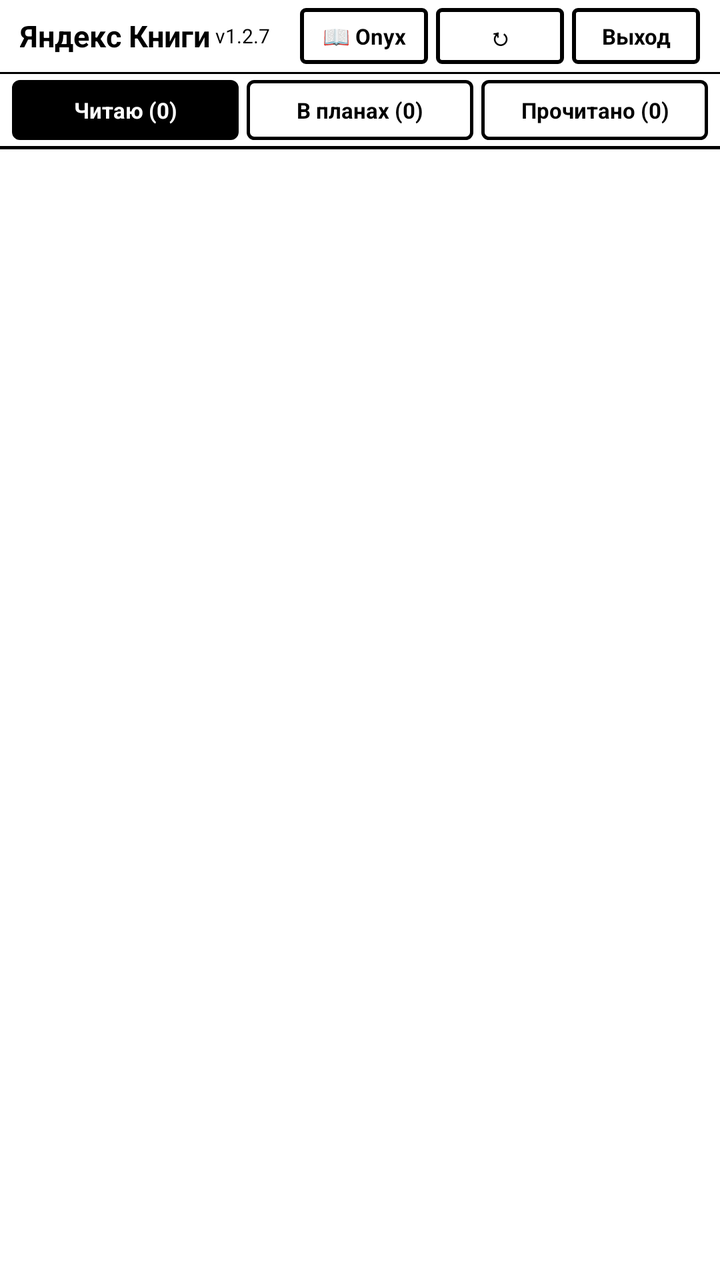
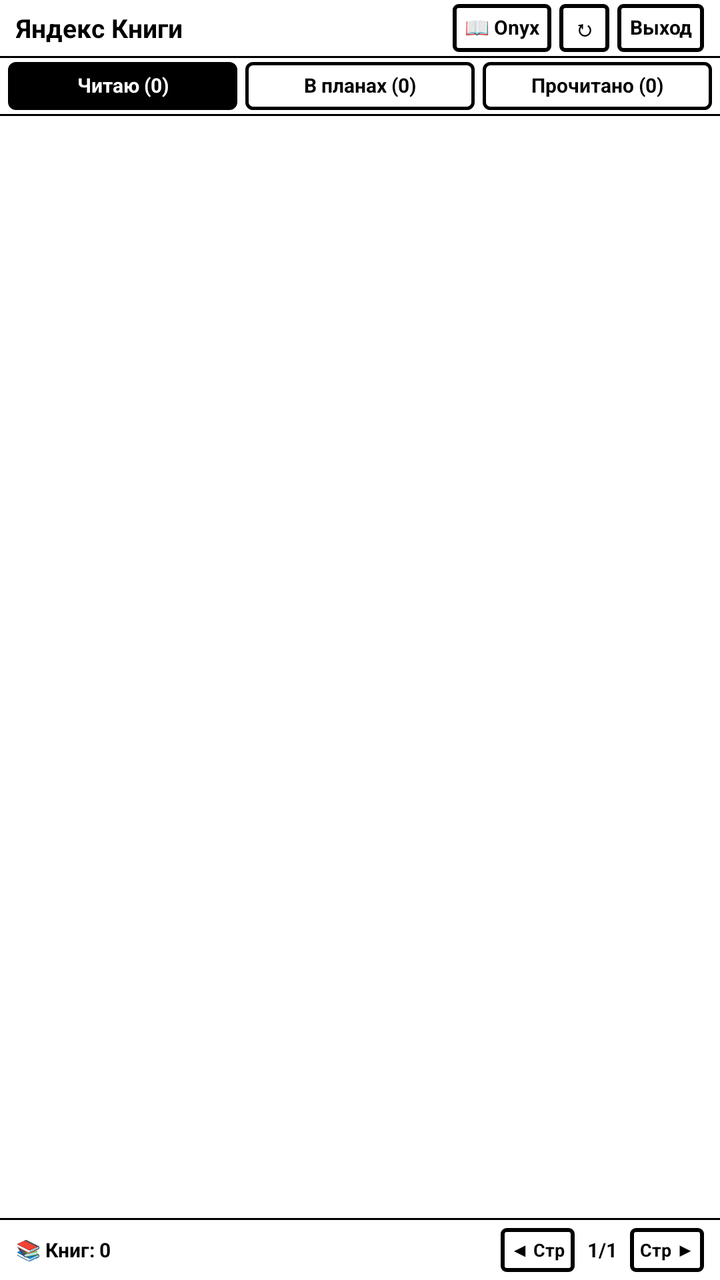

Compare the two renders of this Android layout. The source of the first and the diff that turns it into the second are given below.
<!-- AndroidManifest.xml: application theme Theme.EInk -->
<!-- res/layout/activity_main.xml -->
<?xml version="1.0" encoding="utf-8"?>
<LinearLayout xmlns:android="http://schemas.android.com/apk/res/android"
    android:layout_width="match_parent"
    android:layout_height="match_parent"
    android:orientation="vertical"
    android:background="@color/eink_white">

    
    <LinearLayout
        android:layout_width="match_parent"
        android:layout_height="wrap_content"
        android:orientation="horizontal"
        android:gravity="center_vertical"
        android:paddingLeft="10dp"
        android:paddingRight="10dp"
        android:paddingTop="4dp"
        android:paddingBottom="4dp"
        android:background="@color/eink_white">

        <LinearLayout
            android:layout_width="0dp"
            android:layout_height="wrap_content"
            android:layout_weight="1"
            android:orientation="horizontal"
            android:gravity="center_vertical">

            <TextView
                android:layout_width="wrap_content"
                android:layout_height="wrap_content"
                android:text="Яндекс Книги"
                android:textSize="15sp"
                android:textStyle="bold"
                android:textColor="@color/eink_black" />

            <TextView
                android:layout_width="wrap_content"
                android:layout_height="wrap_content"
                android:text=" v1.2.7"
                android:textSize="10sp"
                android:textColor="@color/eink_black" />
        </LinearLayout>

        <Button
            android:id="@+id/btn_toggle_reader_mode"
            android:layout_width="wrap_content"
            android:layout_height="28dp"
            android:text="📖 Onyx"
            android:textSize="11sp"
            android:textStyle="bold"
            android:textColor="@color/eink_black"
            android:background="@drawable/btn_eink"
            android:paddingLeft="6dp"
            android:paddingRight="6dp"
            android:layout_marginRight="4dp" />

        <Button
            android:id="@+id/btn_refresh_top"
            android:layout_width="wrap_content"
            android:layout_height="28dp"
            android:text="↻"
            android:textSize="12sp"
            android:textStyle="bold"
            android:textColor="@color/eink_black"
            android:background="@drawable/btn_eink"
            android:paddingLeft="8dp"
            android:paddingRight="8dp"
            android:layout_marginRight="4dp" />

        <Button
            android:id="@+id/btn_logout"
            android:layout_width="wrap_content"
            android:layout_height="28dp"
            android:text="Выход"
            android:textSize="11sp"
            android:textStyle="bold"
            android:textColor="@color/eink_black"
            android:background="@drawable/btn_eink"
            android:paddingLeft="6dp"
            android:paddingRight="6dp" />
    </LinearLayout>

    <View
        android:layout_width="match_parent"
        android:layout_height="1dp"
        android:background="@color/eink_black" />

    
    <LinearLayout
        android:layout_width="match_parent"
        android:layout_height="wrap_content"
        android:orientation="horizontal"
        android:paddingLeft="6dp"
        android:paddingRight="6dp"
        android:paddingTop="3dp"
        android:paddingBottom="3dp"
        android:background="@color/eink_white">

        <Button
            android:id="@+id/tab_reading_btn"
            android:layout_width="0dp"
            android:layout_height="30dp"
            android:layout_weight="1"
            android:text="Читаю (0)"
            android:textSize="11sp"
            android:textStyle="bold"
            android:textColor="@color/eink_white"
            android:background="@drawable/tab_eink_active"
            android:layout_marginRight="2dp" />

        <Button
            android:id="@+id/tab_to_read_btn"
            android:layout_width="0dp"
            android:layout_height="30dp"
            android:layout_weight="1"
            android:text="В планах (0)"
            android:textSize="11sp"
            android:textStyle="bold"
            android:textColor="@color/eink_black"
            android:background="@drawable/tab_eink_inactive"
            android:layout_marginLeft="2dp"
            android:layout_marginRight="2dp" />

        <Button
            android:id="@+id/tab_done_btn"
            android:layout_width="0dp"
            android:layout_height="30dp"
            android:layout_weight="1"
            android:text="Прочитано (0)"
            android:textSize="11sp"
            android:textStyle="bold"
            android:textColor="@color/eink_black"
            android:background="@drawable/tab_eink_inactive"
            android:layout_marginLeft="2dp" />
    </LinearLayout>

    <View
        android:layout_width="match_parent"
        android:layout_height="1.5dp"
        android:background="@color/eink_black" />

    
    <TextView
        android:id="@+id/loading_text"
        android:layout_width="match_parent"
        android:layout_height="wrap_content"
        android:text="Синхронизация библиотеки с облаком Яндекса..."
        android:textSize="13sp"
        android:textStyle="bold"
        android:gravity="center"
        android:padding="8dp"
        android:textColor="@color/eink_white"
        android:background="@color/eink_black"
        android:visibility="gone" />

    <FrameLayout
        android:layout_width="match_parent"
        android:layout_height="match_parent">

        
        <ListView
            android:id="@+id/books_list_view"
            android:layout_width="match_parent"
            android:layout_height="match_parent"
            android:divider="@color/eink_black"
            android:dividerHeight="1dp" />

        
        <LinearLayout
            android:id="@+id/empty_state_container"
            android:layout_width="match_parent"
            android:layout_height="match_parent"
            android:orientation="vertical"
            android:gravity="center"
            android:padding="24dp"
            android:visibility="gone">

            <TextView
                android:layout_width="wrap_content"
                android:layout_height="wrap_content"
                android:text="@string/empty_shelf_title"
                android:textSize="20sp"
                android:textStyle="bold"
                android:textColor="@color/eink_black"
                android:gravity="center"
                android:layout_marginBottom="10dp" />

            <TextView
                android:layout_width="wrap_content"
                android:layout_height="wrap_content"
                android:text="@string/empty_shelf_hint"
                android:textSize="14sp"
                android:textColor="@color/eink_dark_gray"
                android:gravity="center"
                android:lineSpacingMultiplier="1.2"
                android:layout_marginBottom="20dp" />

            <Button
                android:id="@+id/btn_refresh_shelf"
                android:layout_width="wrap_content"
                android:layout_height="42dp"
                android:text="Обновить список книг"
                android:textSize="14sp"
                android:textStyle="bold"
                android:textColor="@color/eink_black"
                android:background="@drawable/btn_eink"
                android:paddingLeft="24dp"
                android:paddingRight="24dp" />
        </LinearLayout>

    </FrameLayout>

</LinearLayout>
<!-- resources referenced by this layout -->
<resources>
  <color name="eink_black">#000000</color>
  <color name="eink_dark_gray">#222222</color>
  <color name="eink_white">#FFFFFF</color>
  <!-- drawable btn_eink (drawable) -->
  <?xml version="1.0" encoding="utf-8"?>
  <selector xmlns:android="http://schemas.android.com/apk/res/android">
      <item android:state_pressed="true">
          <shape android:shape="rectangle">
              <solid android:color="#000000" />
              <stroke android:width="2dp" android:color="#000000" />
              <corners android:radius="2dp" />
          </shape>
      </item>
      <item>
          <shape android:shape="rectangle">
              <solid android:color="#FFFFFF" />
              <stroke android:width="2dp" android:color="#000000" />
              <corners android:radius="2dp" />
          </shape>
      </item>
  </selector>
  <!-- drawable tab_eink_active (drawable) -->
  <?xml version="1.0" encoding="utf-8"?>
  <shape xmlns:android="http://schemas.android.com/apk/res/android"
      android:shape="rectangle">
      <solid android:color="#000000" />
      <stroke android:width="2dp" android:color="#000000" />
      <corners android:radius="3dp" />
  </shape>
  <!-- drawable tab_eink_inactive (drawable) -->
  <?xml version="1.0" encoding="utf-8"?>
  <shape xmlns:android="http://schemas.android.com/apk/res/android"
      android:shape="rectangle">
      <solid android:color="#FFFFFF" />
      <stroke android:width="1.5dp" android:color="#000000" />
      <corners android:radius="3dp" />
  </shape>
  <string name="empty_shelf_hint">Откройте книгу в приложении Яндекс Книги на смартфоне или добавьте из каталога, и она появится здесь.</string>
  <string name="empty_shelf_title">На этой полке пока нет книг</string>
  <style name="Theme.EInk" parent="android:Theme.Holo.Light.NoActionBar">
          <item name="android:windowBackground">@color/eink_white</item>
          <item name="android:colorBackground">@color/eink_white</item>
          <item name="android:textColorPrimary">@color/eink_black</item>
          <item name="android:windowAnimationStyle">@style/Animation.EInk.NoAnimation</item>
      </style>
  <style name="Animation.EInk.NoAnimation" parent="android:Animation">
          <item name="android:windowEnterAnimation">@null</item>
          <item name="android:windowExitAnimation">@null</item>
          <item name="android:activityOpenEnterAnimation">@null</item>
          <item name="android:activityOpenExitAnimation">@null</item>
          <item name="android:activityCloseEnterAnimation">@null</item>
          <item name="android:activityCloseExitAnimation">@null</item>
      </style>
</resources>

<!-- the commit's change to res/layout/activity_main.xml (unified diff, before → after) -->
@@ -8,75 +8,77 @@
     
     <LinearLayout
         android:layout_width="match_parent"
-        android:layout_height="wrap_content"
+        android:layout_height="28dp"
         android:orientation="horizontal"
         android:gravity="center_vertical"
-        android:paddingLeft="10dp"
-        android:paddingRight="10dp"
-        android:paddingTop="4dp"
-        android:paddingBottom="4dp"
+        android:paddingLeft="8dp"
+        android:paddingRight="8dp"
+        android:paddingTop="2dp"
+        android:paddingBottom="2dp"
         android:background="@color/eink_white">
 
-        <LinearLayout
+        <TextView
             android:layout_width="0dp"
             android:layout_height="wrap_content"
             android:layout_weight="1"
-            android:orientation="horizontal"
-            android:gravity="center_vertical">
-
-            <TextView
-                android:layout_width="wrap_content"
-                android:layout_height="wrap_content"
-                android:text="Яндекс Книги"
-                android:textSize="15sp"
-                android:textStyle="bold"
-                android:textColor="@color/eink_black" />
-
-            <TextView
-                android:layout_width="wrap_content"
-                android:layout_height="wrap_content"
-                android:text=" v1.2.7"
-                android:textSize="10sp"
-                android:textColor="@color/eink_black" />
-        </LinearLayout>
+            android:text="Яндекс Книги"
+            android:textSize="13sp"
+            android:textStyle="bold"
+            android:textColor="@color/eink_black"
+            android:singleLine="true" />
 
         <Button
             android:id="@+id/btn_toggle_reader_mode"
             android:layout_width="wrap_content"
-            android:layout_height="28dp"
+            android:layout_height="24dp"
+            android:minHeight="0dp"
+            android:minWidth="0dp"
             android:text="📖 Onyx"
-            android:textSize="11sp"
-            android:textStyle="bold"
-            android:textColor="@color/eink_black"
-            android:background="@drawable/btn_eink"
+            android:textSize="10sp"
+            android:textStyle="bold"
+            android:textColor="@color/eink_black"
+            android:background="@drawable/btn_eink"
+            android:includeFontPadding="false"
             android:paddingLeft="6dp"
             android:paddingRight="6dp"
+            android:paddingTop="2dp"
+            android:paddingBottom="2dp"
             android:layout_marginRight="4dp" />
 
         <Button
             android:id="@+id/btn_refresh_top"
             android:layout_width="wrap_content"
-            android:layout_height="28dp"
+            android:layout_height="24dp"
+            android:minHeight="0dp"
+            android:minWidth="0dp"
             android:text="↻"
-            android:textSize="12sp"
-            android:textStyle="bold"
-            android:textColor="@color/eink_black"
-            android:background="@drawable/btn_eink"
-            android:paddingLeft="8dp"
-            android:paddingRight="8dp"
+            android:textSize="11sp"
+            android:textStyle="bold"
+            android:textColor="@color/eink_black"
+            android:background="@drawable/btn_eink"
+            android:includeFontPadding="false"
+            android:paddingLeft="7dp"
+            android:paddingRight="7dp"
+            android:paddingTop="2dp"
+            android:paddingBottom="2dp"
             android:layout_marginRight="4dp" />
 
         <Button
             android:id="@+id/btn_logout"
             android:layout_width="wrap_content"
-            android:layout_height="28dp"
+            android:layout_height="24dp"
+            android:minHeight="0dp"
+            android:minWidth="0dp"
             android:text="Выход"
-            android:textSize="11sp"
-            android:textStyle="bold"
-            android:textColor="@color/eink_black"
-            android:background="@drawable/btn_eink"
+            android:textSize="10sp"
+            android:textStyle="bold"
+            android:textColor="@color/eink_black"
+            android:background="@drawable/btn_eink"
+            android:includeFontPadding="false"
             android:paddingLeft="6dp"
-            android:paddingRight="6dp" />
+            android:paddingRight="6dp"
+            android:paddingTop="2dp"
+            android:paddingBottom="2dp" />
     </LinearLayout>
 
     <View
@@ -87,55 +89,67 @@
     
     <LinearLayout
         android:layout_width="match_parent"
-        android:layout_height="wrap_content"
+        android:layout_height="28dp"
         android:orientation="horizontal"
-        android:paddingLeft="6dp"
-        android:paddingRight="6dp"
-        android:paddingTop="3dp"
-        android:paddingBottom="3dp"
+        android:paddingLeft="4dp"
+        android:paddingRight="4dp"
+        android:paddingTop="2dp"
+        android:paddingBottom="2dp"
         android:background="@color/eink_white">
 
         <Button
             android:id="@+id/tab_reading_btn"
             android:layout_width="0dp"
-            android:layout_height="30dp"
+            android:layout_height="24dp"
+            android:minHeight="0dp"
+            android:minWidth="0dp"
             android:layout_weight="1"
             android:text="Читаю (0)"
-            android:textSize="11sp"
+            android:textSize="10sp"
             android:textStyle="bold"
             android:textColor="@color/eink_white"
             android:background="@drawable/tab_eink_active"
+            android:includeFontPadding="false"
+            android:padding="0dp"
             android:layout_marginRight="2dp" />
 
         <Button
             android:id="@+id/tab_to_read_btn"
             android:layout_width="0dp"
-            android:layout_height="30dp"
+            android:layout_height="24dp"
+            android:minHeight="0dp"
+            android:minWidth="0dp"
             android:layout_weight="1"
             android:text="В планах (0)"
-            android:textSize="11sp"
+            android:textSize="10sp"
             android:textStyle="bold"
             android:textColor="@color/eink_black"
             android:background="@drawable/tab_eink_inactive"
+            android:includeFontPadding="false"
+            android:padding="0dp"
             android:layout_marginLeft="2dp"
             android:layout_marginRight="2dp" />
 
         <Button
             android:id="@+id/tab_done_btn"
             android:layout_width="0dp"
-            android:layout_height="30dp"
+            android:layout_height="24dp"
+            android:minHeight="0dp"
+            android:minWidth="0dp"
             android:layout_weight="1"
             android:text="Прочитано (0)"
-            android:textSize="11sp"
+            android:textSize="10sp"
             android:textStyle="bold"
             android:textColor="@color/eink_black"
             android:background="@drawable/tab_eink_inactive"
+            android:includeFontPadding="false"
+            android:padding="0dp"
             android:layout_marginLeft="2dp" />
     </LinearLayout>
 
     <View
         android:layout_width="match_parent"
-        android:layout_height="1.5dp"
+        android:layout_height="1dp"
         android:background="@color/eink_black" />
 
     
@@ -144,17 +158,19 @@
         android:layout_width="match_parent"
         android:layout_height="wrap_content"
         android:text="Синхронизация библиотеки с облаком Яндекса..."
-        android:textSize="13sp"
+        android:textSize="11sp"
         android:textStyle="bold"
         android:gravity="center"
-        android:padding="8dp"
+        android:padding="4dp"
         android:textColor="@color/eink_white"
         android:background="@color/eink_black"
         android:visibility="gone" />
 
+    
     <FrameLayout
         android:layout_width="match_parent"
-        android:layout_height="match_parent">
+        android:layout_height="0dp"
+        android:layout_weight="1">
 
         
         <ListView
@@ -162,7 +178,10 @@
             android:layout_width="match_parent"
             android:layout_height="match_parent"
             android:divider="@color/eink_black"
-            android:dividerHeight="1dp" />
+            android:dividerHeight="1dp"
+            android:footerDividersEnabled="false"
+            android:headerDividersEnabled="false"
+            android:overScrollMode="never" />
 
         
         <LinearLayout
@@ -171,42 +190,117 @@
             android:layout_height="match_parent"
             android:orientation="vertical"
             android:gravity="center"
-            android:padding="24dp"
+            android:padding="20dp"
             android:visibility="gone">
 
             <TextView
                 android:layout_width="wrap_content"
                 android:layout_height="wrap_content"
                 android:text="@string/empty_shelf_title"
-                android:textSize="20sp"
+                android:textSize="18sp"
                 android:textStyle="bold"
                 android:textColor="@color/eink_black"
                 android:gravity="center"
-                android:layout_marginBottom="10dp" />
+                android:layout_marginBottom="8dp" />
 
             <TextView
                 android:layout_width="wrap_content"
                 android:layout_height="wrap_content"
                 android:text="@string/empty_shelf_hint"
-                android:textSize="14sp"
+                android:textSize="13sp"
                 android:textColor="@color/eink_dark_gray"
                 android:gravity="center"
                 android:lineSpacingMultiplier="1.2"
-                android:layout_marginBottom="20dp" />
+                android:layout_marginBottom="16dp" />
 
             <Button
                 android:id="@+id/btn_refresh_shelf"
                 android:layout_width="wrap_content"
-                android:layout_height="42dp"
+                android:layout_height="36dp"
                 android:text="Обновить список книг"
-                android:textSize="14sp"
+                android:textSize="13sp"
                 android:textStyle="bold"
                 android:textColor="@color/eink_black"
                 android:background="@drawable/btn_eink"
-                android:paddingLeft="24dp"
-                android:paddingRight="24dp" />
+                android:paddingLeft="20dp"
+                android:paddingRight="20dp" />
         </LinearLayout>
 
     </FrameLayout>
 
+    
+    <View
+        android:layout_width="match_parent"
+        android:layout_height="1dp"
+        android:background="@color/eink_black" />
+
+    
+    <LinearLayout
+        android:id="@+id/shelf_footer_bar"
+        android:layout_width="match_parent"
+        android:layout_height="30dp"
+        android:orientation="horizontal"
+        android:gravity="center_vertical"
+        android:paddingLeft="8dp"
+        android:paddingRight="8dp"
+        android:background="@color/eink_white">
+
+        <TextView
+            android:id="@+id/shelf_footer_status"
+            android:layout_width="0dp"
+            android:layout_height="wrap_content"
+            android:layout_weight="1"
+            android:text="📚 Книг: 0"
+            android:textSize="10sp"
+            android:textStyle="bold"
+            android:textColor="@color/eink_black"
+            android:singleLine="true"
+            android:ellipsize="end" />
+
+        <Button
+            android:id="@+id/btn_shelf_prev_page"
+            android:layout_width="wrap_content"
+            android:layout_height="22dp"
+            android:minHeight="0dp"
+            android:minWidth="0dp"
+            android:text="◀ Стр"
+            android:textSize="9sp"
+            android:textStyle="bold"
+            android:textColor="@color/eink_black"
+            android:background="@drawable/btn_eink"
+            android:includeFontPadding="false"
+            android:paddingLeft="5dp"
+            android:paddingRight="5dp"
+            android:paddingTop="1dp"
+            android:paddingBottom="1dp" />
+
+        <TextView
+            android:id="@+id/shelf_page_indicator"
+            android:layout_width="wrap_content"
+            android:layout_height="wrap_content"
+            android:text=" 1/1 "
+            android:textSize="10sp"
+            android:textStyle="bold"
+            android:textColor="@color/eink_black"
+            android:layout_marginLeft="4dp"
+            android:layout_marginRight="4dp" />
+
+        <Button
+            android:id="@+id/btn_shelf_next_page"
+            android:layout_width="wrap_content"
+            android:layout_height="22dp"
+            android:minHeight="0dp"
+            android:minWidth="0dp"
+            android:text="Стр ▶"
+            android:textSize="9sp"
+            android:textStyle="bold"
+            android:textColor="@color/eink_black"
+            android:background="@drawable/btn_eink"
+            android:includeFontPadding="false"
+            android:paddingLeft="5dp"
+            android:paddingRight="5dp"
+            android:paddingTop="1dp"
+            android:paddingBottom="1dp" />
+    </LinearLayout>
+
 </LinearLayout>
